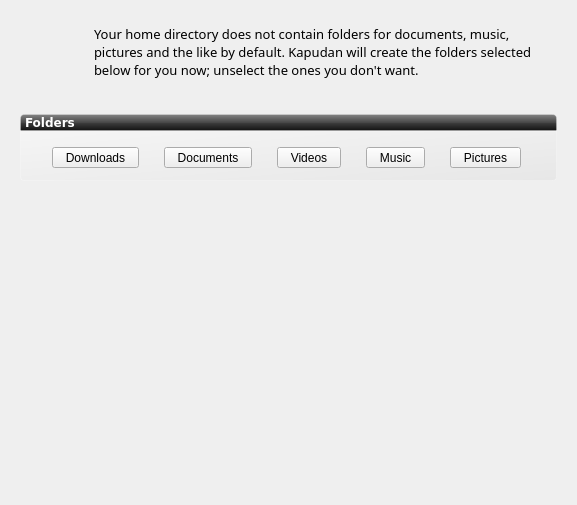
Above: ui/ui_scrFolder.ui from rshipp/kapudan before the change. Below: the same form after it.
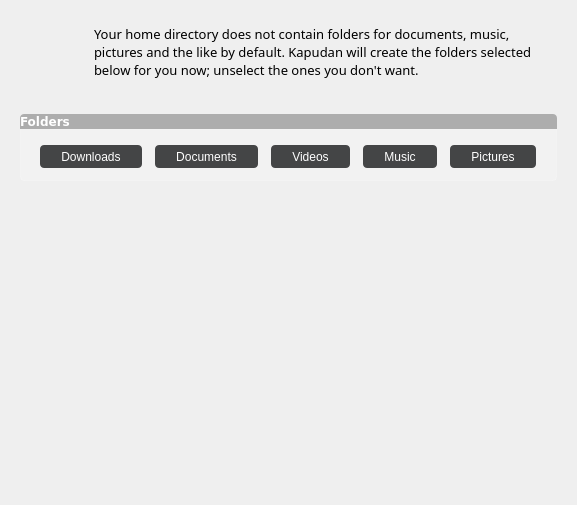
That is the form after the change. Icons and pictures are not drawn.

What changed in the file:
```diff
--- a/ui/ui_scrFolder.ui
+++ b/ui/ui_scrFolder.ui
@@ -46,10 +46,37 @@
        </property>
        <property name="styleSheet">
         <string notr="true">#groupBoxFolders{
-background-color: qlineargradient(spread:pad, x1:1, y1:1, x2:0, y2:0, stop:0 rgba(219, 219, 219, 100), stop:1 rgba(255, 255, 255, 100));
+background-color: rgb(242, 242, 242);
 border: 1px solid rgba(255,255,255,50);
 border-bottom-left-radius: 4px;
 border-bottom-right-radius: 4px;
+}
+
+
+QToolButton{
+	padding: 3px 10px 3px 10px;
+	color: white;
+	border:0px;
+	border-radius:4px;
+	background-color: rgb(68, 69, 70);
+}
+
+QToolButton::flat{
+	border:1px solid  rgb(68, 69, 70);
+	border-radius:4px;
+	background-color: rgb(68, 69, 70);
+}
+
+QToolButton::flat:hover{
+	border:1px solid rgba(0, 0, 0, 100);
+	border-radius:4px;
+	background-color: rgb(0, 172, 255);
+}
+
+QToolButton::flat:pressed{
+	border:1px solid rgba(0, 0, 0, 100);
+	border-radius:4px;
+	background-color: rgb(106, 114, 128);
 }</string>
        </property>
        <property name="title">
@@ -86,6 +113,9 @@
             <property name="toolButtonStyle">
              <enum>Qt::ToolButtonTextUnderIcon</enum>
             </property>
+            <property name="autoRaise">
+             <bool>true</bool>
+            </property>
            </widget>
           </item>
           <item>
@@ -110,6 +140,9 @@
             <property name="toolButtonStyle">
              <enum>Qt::ToolButtonTextUnderIcon</enum>
             </property>
+            <property name="autoRaise">
+             <bool>true</bool>
+            </property>
            </widget>
           </item>
           <item>
@@ -134,6 +167,9 @@
             <property name="toolButtonStyle">
              <enum>Qt::ToolButtonTextUnderIcon</enum>
             </property>
+            <property name="autoRaise">
+             <bool>true</bool>
+            </property>
            </widget>
           </item>
           <item>
@@ -158,6 +194,9 @@
             <property name="toolButtonStyle">
              <enum>Qt::ToolButtonTextUnderIcon</enum>
             </property>
+            <property name="autoRaise">
+             <bool>true</bool>
+            </property>
            </widget>
           </item>
           <item>
@@ -179,9 +218,15 @@
             <property name="checkable">
              <bool>true</bool>
             </property>
+            <property name="popupMode">
+             <enum>QToolButton::DelayedPopup</enum>
+            </property>
             <property name="toolButtonStyle">
              <enum>Qt::ToolButtonTextUnderIcon</enum>
             </property>
+            <property name="autoRaise">
+             <bool>false</bool>
+            </property>
            </widget>
           </item>
          </layout>
@@ -301,8 +346,7 @@
       </font>
      </property>
      <property name="styleSheet">
-      <string notr="true">    background-color: qlineargradient(spread:pad, x1:0.5, y1:0, x2:0.5, y2:1, stop:0 rgba(132, 132, 132, 255), stop:0.501481 rgba(70, 70, 70, 255), stop:0.503057 rgba(62, 62, 62, 255), stop:1 rgba(16, 16, 16, 255));
-border: 1px solid rgba(255,255,255,50);
+      <string notr="true">background-color: rgba(0, 0, 0, 70);
 color:white;
 border-top-left-radius: 4px;
 border-top-right-radius: 4px;</string>
```
Left out of the diff: 25 changed lines with no effect on the pictures.
